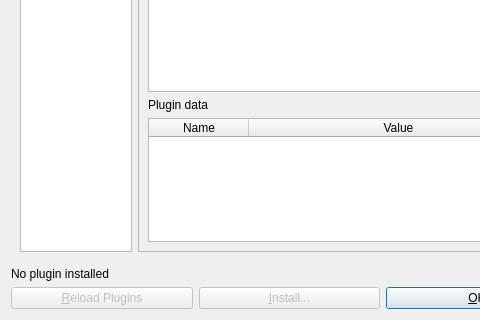
Qt form src/dialogs/dialog_plugins.ui (mbasaglia/Knotter) before a commit; both pictures show x 0 to 480 and y 107 to 427 of the 579 by 427 pixel window.
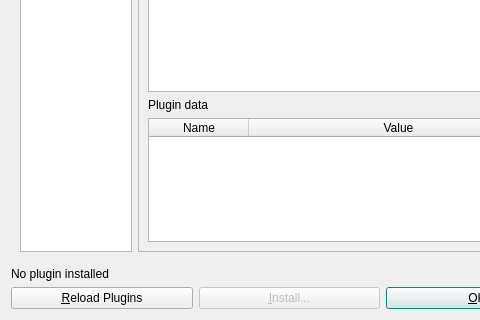
The same form after that commit. Icons and pictures are not drawn.

```diff
--- a/src/dialogs/dialog_plugins.ui
+++ b/src/dialogs/dialog_plugins.ui
@@ -126,10 +126,7 @@
    <item>
     <layout class="QHBoxLayout" name="horizontalLayout">
      <item>
-      <widget class="QPushButton" name="pushButton">
-       <property name="enabled">
-        <bool>false</bool>
-       </property>
+      <widget class="QPushButton" name="button_reload">
        <property name="text">
         <string>&amp;Reload Plugins</string>
        </property>
```
